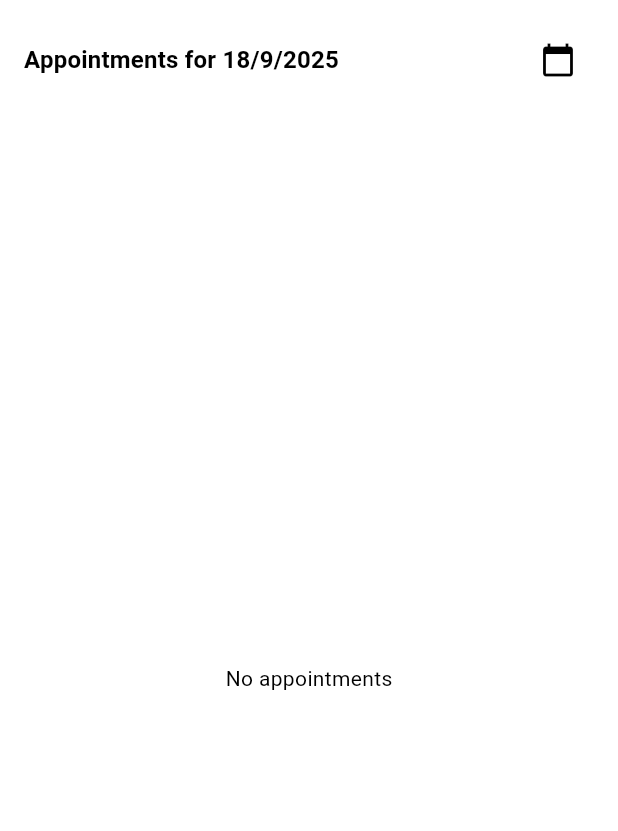
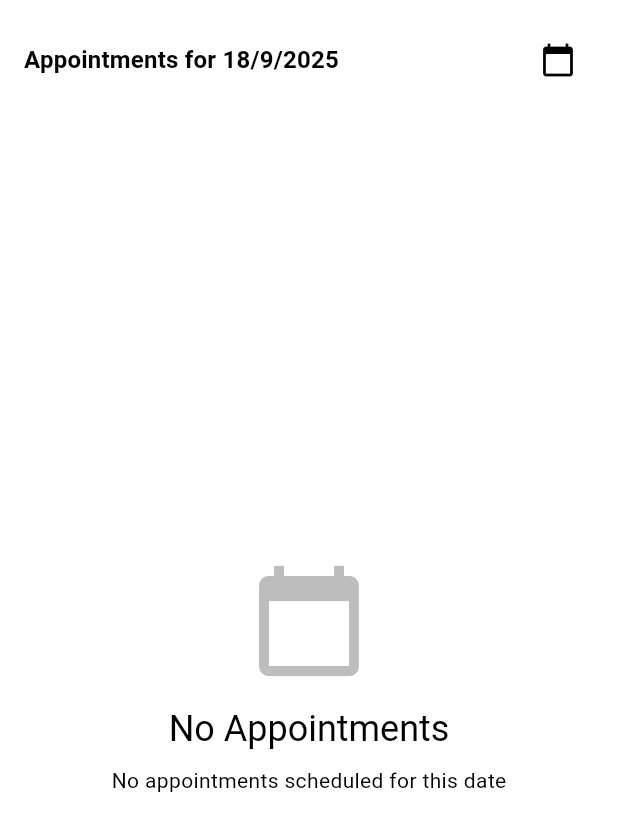
Before and after one commit to Peterjakes/hospital_management_system, a Flutter app: the DoctorAppointmentsScreen widget shown alone on an empty page, opened directly, on a phone screen of 412 x 824 dp. Shown: the top 831 px of the screen. Run offline on Flutter 3.47's test engine with Material 3 defaults, Android fonts, the phone set to English and light mode, and no system bars; our stand-ins replace cloud_firestore, firebase_auth, firebase_core; accounts and stored records are empty.

Commit message:
added cards and empty state for appointments list

```diff
--- a/lib/screens/doctor/doctor_appointments_screen.dart
+++ b/lib/screens/doctor/doctor_appointments_screen.dart
@@ -2,6 +2,8 @@ import 'package:flutter/material.dart';
 import 'package:provider/provider.dart';
 import 'package:hospital_management_system/providers/appointment_provider.dart';
 import 'package:hospital_management_system/providers/auth_provider.dart';
+import 'package:hospital_management_system/models/appointment_model.dart';
+
 
 class DoctorAppointmentsScreen extends StatefulWidget {
   const DoctorAppointmentsScreen({super.key});
@@ -40,12 +42,11 @@ class _DoctorAppointmentsScreenState extends State<DoctorAppointmentsScreen> {
             _buildDateSelector(),
             Expanded(
               child: appointments.isEmpty
-                  ? const Center(child: Text('No appointments'))
+                  ? _buildEmptyState()
                   : ListView.builder(
+                      padding: const EdgeInsets.all(16),
                       itemCount: appointments.length,
-                      itemBuilder: (_, i) => ListTile(
-                        title: Text('Appt ${appointments[i].id}'),
-                      ),
+                      itemBuilder: (_, i) => _buildAppointmentCard(appointments[i]),
                     ),
             ),
           ],
@@ -65,11 +66,33 @@ class _DoctorAppointmentsScreenState extends State<DoctorAppointmentsScreen> {
               style: Theme.of(context).textTheme.titleMedium?.copyWith(fontWeight: FontWeight.bold),
             ),
           ),
-          IconButton(
-            onPressed: _selectDate,
-            icon: const Icon(Icons.calendar_today),
-          ),
+          IconButton(onPressed: _selectDate, icon: const Icon(Icons.calendar_today)),
         ],
+      ),
+    );
+  }
+
+  Widget _buildEmptyState() {
+    return Center(
+      child: Column(
+        mainAxisAlignment: MainAxisAlignment.center,
+        children: [
+          Icon(Icons.calendar_today, size: 80, color: Colors.grey[400]),
+          const SizedBox(height: 16),
+          Text('No Appointments', style: Theme.of(context).textTheme.headlineSmall),
+          const SizedBox(height: 8),
+          const Text('No appointments scheduled for this date'),
+        ],
+      ),
+    );
+  }
+
+  Widget _buildAppointmentCard(Appointment appt) {
+    return Card(
+      margin: const EdgeInsets.only(bottom: 12),
+      child: Padding(
+        padding: const EdgeInsets.all(16),
+        child: Text('Reason: ${appt.reasonForVisit}'),
       ),
     );
   }
```
